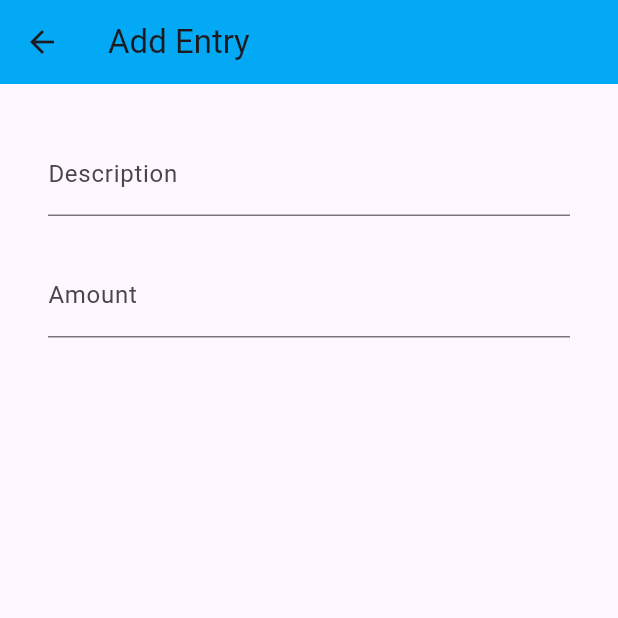
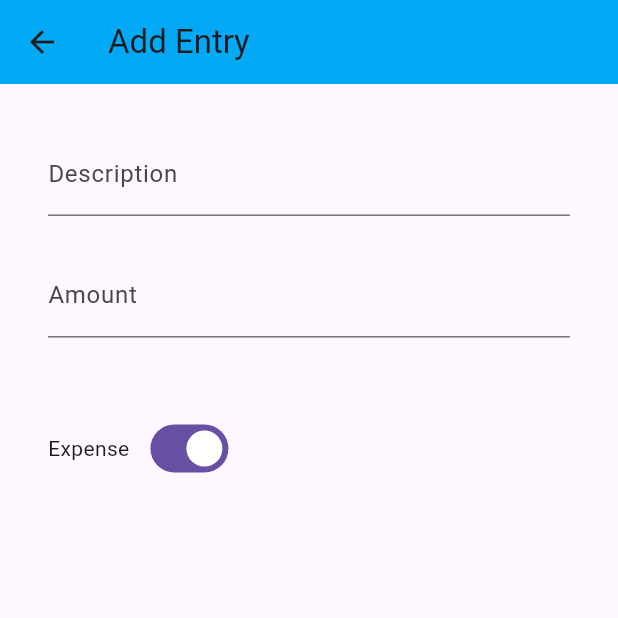
Before and after one commit to rane254/flutter_expense_tracker_project, a Flutter app: the AddEntryScreen screen opened directly, on a phone screen of 412 x 824 dp, the top half of it. Run offline on Flutter 3.47's test engine with Material 3 defaults, Android fonts, the phone set to English and light mode, and no system bars.

Commit message:
added income/expense switch button

```diff
--- a/lib/screens/add_entry_screen.dart
+++ b/lib/screens/add_entry_screen.dart
@@ -14,7 +14,7 @@ class AddEntryScreen extends StatefulWidget {
 class _AddEntryScreenState extends State<AddEntryScreen> {
   final TextEditingController _descriptionController = TextEditingController();
   final TextEditingController _amountController = TextEditingController();
-  bool isExpense = true;
+  bool _isExpense = true;
 
   @override
   Widget build(BuildContext context) {
@@ -43,6 +43,23 @@ class _AddEntryScreenState extends State<AddEntryScreen> {
               decoration: const InputDecoration(
                 label: Text("Amount"),
               ),
+            ),
+            const SizedBox(
+              height: 50.0,
+            ),
+            Row(
+              children: [
+                _isExpense ? const Text("Expense") : const Text("Income"),
+                const SizedBox(width: 10.0),
+                Switch(
+                    value: _isExpense,
+                    onChanged: (value) {
+                      setState(() {
+                        _isExpense = value;
+                      });
+                    }),
+                // const Text("Income"),
+              ],
             )
           ],
         ),
```
